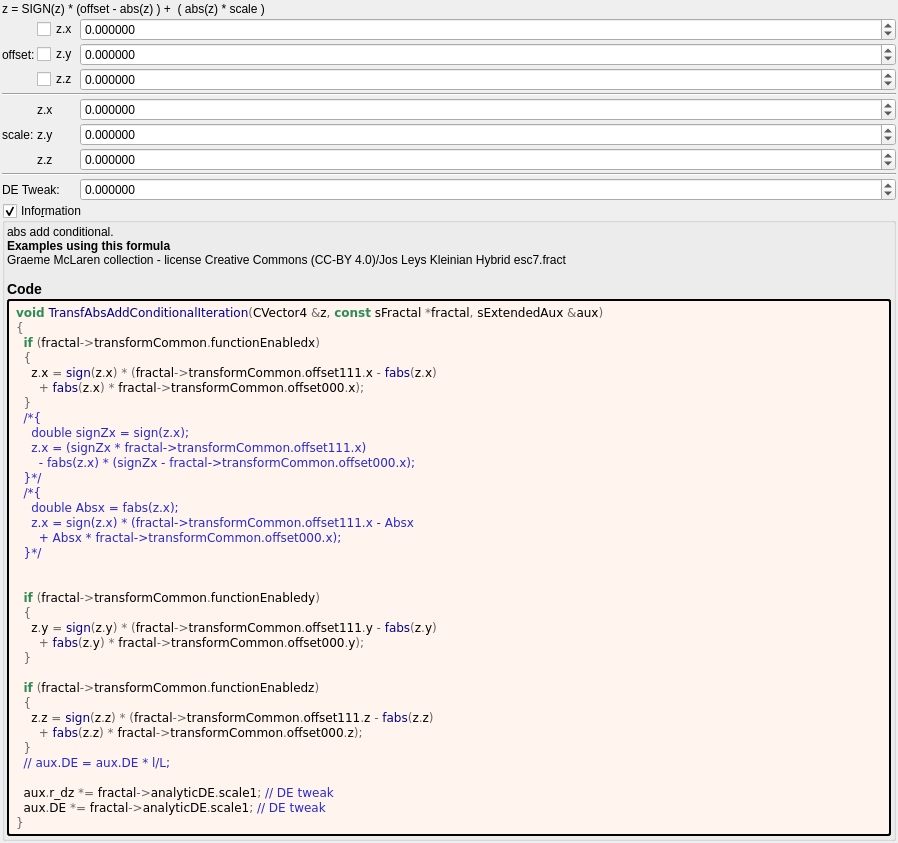
Above: mandelbulber2/formula/ui/transf_abs_add_conditional.ui from buddhi1980/mandelbulber2 before the change. Below: the same form after it.
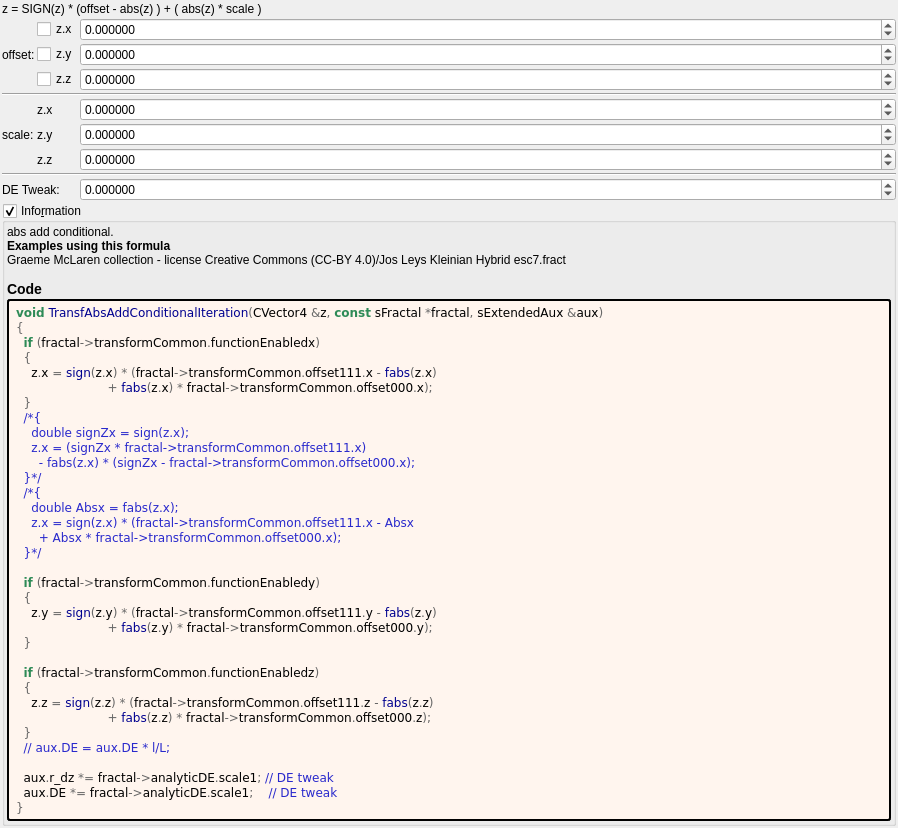
That is the form after the change. Custom widgets are drawn as their Qt base class.

Patch:
```diff
--- a/mandelbulber2/formula/ui/transf_abs_add_conditional.ui
+++ b/mandelbulber2/formula/ui/transf_abs_add_conditional.ui
@@ -32,7 +32,7 @@
    <item>
     <widget class="QLabel" name="label_133">
      <property name="text">
-      <string>z = SIGN(z) * (offset - abs(z) ) +  ( abs(z) * scale )</string>
+      <string>z = SIGN(z) * (offset - abs(z) ) + ( abs(z) * scale )</string>
      </property>
     </widget>
    </item>
@@ -373,7 +373,7 @@
   &lt;span style=&quot;color:#2e8b57; font-weight:bold&quot;&gt;if&lt;/span&gt; &lt;span style=&quot;color:#676767&quot;&gt;(&lt;/span&gt;fractal&lt;span style=&quot;color:#676767&quot;&gt;-&amp;gt;&lt;/span&gt;transformCommon&lt;span style=&quot;color:#676767&quot;&gt;.&lt;/span&gt;functionEnabledx&lt;span style=&quot;color:#676767&quot;&gt;)&lt;/span&gt;
   &lt;span style=&quot;color:#676767&quot;&gt;{&lt;/span&gt;
     z&lt;span style=&quot;color:#676767&quot;&gt;.&lt;/span&gt;x &lt;span style=&quot;color:#676767&quot;&gt;=&lt;/span&gt; &lt;span style=&quot;color:#00008f&quot;&gt;sign&lt;/span&gt;&lt;span style=&quot;color:#676767&quot;&gt;(&lt;/span&gt;z&lt;span style=&quot;color:#676767&quot;&gt;.&lt;/span&gt;x&lt;span style=&quot;color:#676767&quot;&gt;) * (&lt;/span&gt;fractal&lt;span style=&quot;color:#676767&quot;&gt;-&amp;gt;&lt;/span&gt;transformCommon&lt;span style=&quot;color:#676767&quot;&gt;.&lt;/span&gt;offset111&lt;span style=&quot;color:#676767&quot;&gt;.&lt;/span&gt;x &lt;span style=&quot;color:#676767&quot;&gt;-&lt;/span&gt; &lt;span style=&quot;color:#00008f&quot;&gt;fabs&lt;/span&gt;&lt;span style=&quot;color:#676767&quot;&gt;(&lt;/span&gt;z&lt;span style=&quot;color:#676767&quot;&gt;.&lt;/span&gt;x&lt;span style=&quot;color:#676767&quot;&gt;)&lt;/span&gt;
-      &lt;span style=&quot;color:#676767&quot;&gt;+&lt;/span&gt; &lt;span style=&quot;color:#00008f&quot;&gt;fabs&lt;/span&gt;&lt;span style=&quot;color:#676767&quot;&gt;(&lt;/span&gt;z&lt;span style=&quot;color:#676767&quot;&gt;.&lt;/span&gt;x&lt;span style=&quot;color:#676767&quot;&gt;) *&lt;/span&gt; fractal&lt;span style=&quot;color:#676767&quot;&gt;-&amp;gt;&lt;/span&gt;transformCommon&lt;span style=&quot;color:#676767&quot;&gt;.&lt;/span&gt;offset000&lt;span style=&quot;color:#676767&quot;&gt;.&lt;/span&gt;x&lt;span style=&quot;color:#676767&quot;&gt;);&lt;/span&gt;
+                        &lt;span style=&quot;color:#676767&quot;&gt;+&lt;/span&gt; &lt;span style=&quot;color:#00008f&quot;&gt;fabs&lt;/span&gt;&lt;span style=&quot;color:#676767&quot;&gt;(&lt;/span&gt;z&lt;span style=&quot;color:#676767&quot;&gt;.&lt;/span&gt;x&lt;span style=&quot;color:#676767&quot;&gt;) *&lt;/span&gt; fractal&lt;span style=&quot;color:#676767&quot;&gt;-&amp;gt;&lt;/span&gt;transformCommon&lt;span style=&quot;color:#676767&quot;&gt;.&lt;/span&gt;offset000&lt;span style=&quot;color:#676767&quot;&gt;.&lt;/span&gt;x&lt;span style=&quot;color:#676767&quot;&gt;);&lt;/span&gt;
   &lt;span style=&quot;color:#676767&quot;&gt;}&lt;/span&gt;
   &lt;span style=&quot;color:#2929cc&quot;&gt;/*{&lt;/span&gt;
 &lt;span style=&quot;color:#2929cc&quot;&gt;    double signZx = sign(z.x);&lt;/span&gt;
@@ -386,22 +386,21 @@
 &lt;span style=&quot;color:#2929cc&quot;&gt;      + Absx * fractal-&amp;gt;transformCommon.offset000.x);&lt;/span&gt;
 &lt;span style=&quot;color:#2929cc&quot;&gt;  }*/&lt;/span&gt;
 
-
   &lt;span style=&quot;color:#2e8b57; font-weight:bold&quot;&gt;if&lt;/span&gt; &lt;span style=&quot;color:#676767&quot;&gt;(&lt;/span&gt;fractal&lt;span style=&quot;color:#676767&quot;&gt;-&amp;gt;&lt;/span&gt;transformCommon&lt;span style=&quot;color:#676767&quot;&gt;.&lt;/span&gt;functionEnabledy&lt;span style=&quot;color:#676767&quot;&gt;)&lt;/span&gt;
   &lt;span style=&quot;color:#676767&quot;&gt;{&lt;/span&gt;
     z&lt;span style=&quot;color:#676767&quot;&gt;.&lt;/span&gt;y &lt;span style=&quot;color:#676767&quot;&gt;=&lt;/span&gt; &lt;span style=&quot;color:#00008f&quot;&gt;sign&lt;/span&gt;&lt;span style=&quot;color:#676767&quot;&gt;(&lt;/span&gt;z&lt;span style=&quot;color:#676767&quot;&gt;.&lt;/span&gt;y&lt;span style=&quot;color:#676767&quot;&gt;) * (&lt;/span&gt;fractal&lt;span style=&quot;color:#676767&quot;&gt;-&amp;gt;&lt;/span&gt;transformCommon&lt;span style=&quot;color:#676767&quot;&gt;.&lt;/span&gt;offset111&lt;span style=&quot;color:#676767&quot;&gt;.&lt;/span&gt;y &lt;span style=&quot;color:#676767&quot;&gt;-&lt;/span&gt; &lt;span style=&quot;color:#00008f&quot;&gt;fabs&lt;/span&gt;&lt;span style=&quot;color:#676767&quot;&gt;(&lt;/span&gt;z&lt;span style=&quot;color:#676767&quot;&gt;.&lt;/span&gt;y&lt;span style=&quot;color:#676767&quot;&gt;)&lt;/span&gt;
-      &lt;span style=&quot;color:#676767&quot;&gt;+&lt;/span&gt; &lt;span style=&quot;color:#00008f&quot;&gt;fabs&lt;/span&gt;&lt;span style=&quot;color:#676767&quot;&gt;(&lt;/span&gt;z&lt;span style=&quot;color:#676767&quot;&gt;.&lt;/span&gt;y&lt;span style=&quot;color:#676767&quot;&gt;) *&lt;/span&gt; fractal&lt;span style=&quot;color:#676767&quot;&gt;-&amp;gt;&lt;/span&gt;transformCommon&lt;span style=&quot;color:#676767&quot;&gt;.&lt;/span&gt;offset000&lt;span style=&quot;color:#676767&quot;&gt;.&lt;/span&gt;y&lt;span style=&quot;color:#676767&quot;&gt;);&lt;/span&gt;
+                        &lt;span style=&quot;color:#676767&quot;&gt;+&lt;/span&gt; &lt;span style=&quot;color:#00008f&quot;&gt;fabs&lt;/span&gt;&lt;span style=&quot;color:#676767&quot;&gt;(&lt;/span&gt;z&lt;span style=&quot;color:#676767&quot;&gt;.&lt;/span&gt;y&lt;span style=&quot;color:#676767&quot;&gt;) *&lt;/span&gt; fractal&lt;span style=&quot;color:#676767&quot;&gt;-&amp;gt;&lt;/span&gt;transformCommon&lt;span style=&quot;color:#676767&quot;&gt;.&lt;/span&gt;offset000&lt;span style=&quot;color:#676767&quot;&gt;.&lt;/span&gt;y&lt;span style=&quot;color:#676767&quot;&gt;);&lt;/span&gt;
   &lt;span style=&quot;color:#676767&quot;&gt;}&lt;/span&gt;
 
   &lt;span style=&quot;color:#2e8b57; font-weight:bold&quot;&gt;if&lt;/span&gt; &lt;span style=&quot;color:#676767&quot;&gt;(&lt;/span&gt;fractal&lt;span style=&quot;color:#676767&quot;&gt;-&amp;gt;&lt;/span&gt;transformCommon&lt;span style=&quot;color:#676767&quot;&gt;.&lt;/span&gt;functionEnabledz&lt;span style=&quot;color:#676767&quot;&gt;)&lt;/span&gt;
   &lt;span style=&quot;color:#676767&quot;&gt;{&lt;/span&gt;
     z&lt;span style=&quot;color:#676767&quot;&gt;.&lt;/span&gt;z &lt;span style=&quot;color:#676767&quot;&gt;=&lt;/span&gt; &lt;span style=&quot;color:#00008f&quot;&gt;sign&lt;/span&gt;&lt;span style=&quot;color:#676767&quot;&gt;(&lt;/span&gt;z&lt;span style=&quot;color:#676767&quot;&gt;.&lt;/span&gt;z&lt;span style=&quot;color:#676767&quot;&gt;) * (&lt;/span&gt;fractal&lt;span style=&quot;color:#676767&quot;&gt;-&amp;gt;&lt;/span&gt;transformCommon&lt;span style=&quot;color:#676767&quot;&gt;.&lt;/span&gt;offset111&lt;span style=&quot;color:#676767&quot;&gt;.&lt;/span&gt;z &lt;span style=&quot;color:#676767&quot;&gt;-&lt;/span&gt; &lt;span style=&quot;color:#00008f&quot;&gt;fabs&lt;/span&gt;&lt;span style=&quot;color:#676767&quot;&gt;(&lt;/span&gt;z&lt;span style=&quot;color:#676767&quot;&gt;.&lt;/span&gt;z&lt;span style=&quot;color:#676767&quot;&gt;)&lt;/span&gt;
-      &lt;span style=&quot;color:#676767&quot;&gt;+&lt;/span&gt; &lt;span style=&quot;color:#00008f&quot;&gt;fabs&lt;/span&gt;&lt;span style=&quot;color:#676767&quot;&gt;(&lt;/span&gt;z&lt;span style=&quot;color:#676767&quot;&gt;.&lt;/span&gt;z&lt;span style=&quot;color:#676767&quot;&gt;) *&lt;/span&gt; fractal&lt;span style=&quot;color:#676767&quot;&gt;-&amp;gt;&lt;/span&gt;transformCommon&lt;span style=&quot;color:#676767&quot;&gt;.&lt;/span&gt;offset000&lt;span style=&quot;color:#676767&quot;&gt;.&lt;/span&gt;z&lt;span style=&quot;color:#676767&quot;&gt;);&lt;/span&gt;
+                        &lt;span style=&quot;color:#676767&quot;&gt;+&lt;/span&gt; &lt;span style=&quot;color:#00008f&quot;&gt;fabs&lt;/span&gt;&lt;span style=&quot;color:#676767&quot;&gt;(&lt;/span&gt;z&lt;span style=&quot;color:#676767&quot;&gt;.&lt;/span&gt;z&lt;span style=&quot;color:#676767&quot;&gt;) *&lt;/span&gt; fractal&lt;span style=&quot;color:#676767&quot;&gt;-&amp;gt;&lt;/span&gt;transformCommon&lt;span style=&quot;color:#676767&quot;&gt;.&lt;/span&gt;offset000&lt;span style=&quot;color:#676767&quot;&gt;.&lt;/span&gt;z&lt;span style=&quot;color:#676767&quot;&gt;);&lt;/span&gt;
   &lt;span style=&quot;color:#676767&quot;&gt;}&lt;/span&gt;
   &lt;span style=&quot;color:#2929cc&quot;&gt;// aux.DE = aux.DE * l/L;&lt;/span&gt;
 
   aux&lt;span style=&quot;color:#676767&quot;&gt;.&lt;/span&gt;r_dz &lt;span style=&quot;color:#676767&quot;&gt;*=&lt;/span&gt; fractal&lt;span style=&quot;color:#676767&quot;&gt;-&amp;gt;&lt;/span&gt;analyticDE&lt;span style=&quot;color:#676767&quot;&gt;.&lt;/span&gt;scale1&lt;span style=&quot;color:#676767&quot;&gt;;&lt;/span&gt; &lt;span style=&quot;color:#2929cc&quot;&gt;// DE tweak&lt;/span&gt;
-  aux&lt;span style=&quot;color:#676767&quot;&gt;.&lt;/span&gt;DE &lt;span style=&quot;color:#676767&quot;&gt;*=&lt;/span&gt; fractal&lt;span style=&quot;color:#676767&quot;&gt;-&amp;gt;&lt;/span&gt;analyticDE&lt;span style=&quot;color:#676767&quot;&gt;.&lt;/span&gt;scale1&lt;span style=&quot;color:#676767&quot;&gt;;&lt;/span&gt; &lt;span style=&quot;color:#2929cc&quot;&gt;// DE tweak&lt;/span&gt;
+  aux&lt;span style=&quot;color:#676767&quot;&gt;.&lt;/span&gt;DE &lt;span style=&quot;color:#676767&quot;&gt;*=&lt;/span&gt; fractal&lt;span style=&quot;color:#676767&quot;&gt;-&amp;gt;&lt;/span&gt;analyticDE&lt;span style=&quot;color:#676767&quot;&gt;.&lt;/span&gt;scale1&lt;span style=&quot;color:#676767&quot;&gt;;&lt;/span&gt;    &lt;span style=&quot;color:#2929cc&quot;&gt;// DE tweak&lt;/span&gt;
 &lt;span style=&quot;color:#676767&quot;&gt;}&lt;/span&gt;
 &lt;/pre&gt;
 &lt;/body&gt;</string>
```
